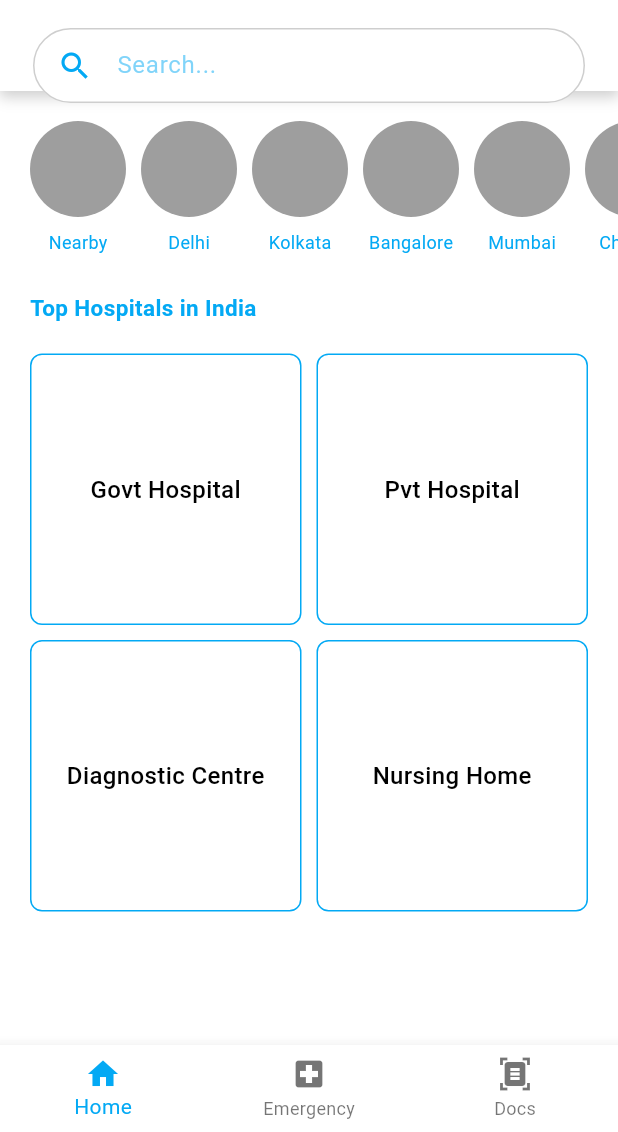
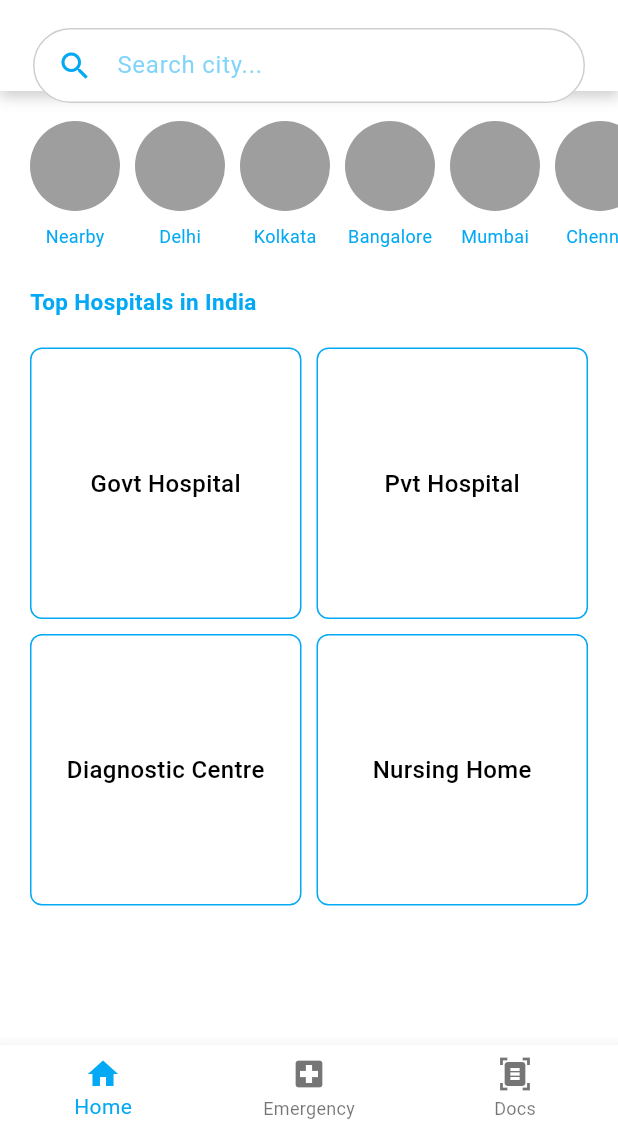
Before and after one commit to s-sammm-y/find-my-health, a Flutter app: the screen it shows after launch, on a phone screen of 412 x 824 dp, the part 104-1236 px from its top. Run offline on Flutter 3.47's test engine with Material 3 defaults, Android fonts, the light colour scheme and no system bars.

Commit message:
added search bar functionality

```diff
--- a/App/health_sync/lib/screens/first_screen.dart
+++ b/App/health_sync/lib/screens/first_screen.dart
@@ -1,4 +1,6 @@
 import 'package:flutter/material.dart';
+import 'package:health_sync/first_screen_widgets/city_hospital_list.dart';
+ // Import the CityHospitalList page
 
 class FirstScreen extends StatefulWidget {
   const FirstScreen({super.key});
@@ -8,33 +10,31 @@ class FirstScreen extends StatefulWidget {
 }
 
 class _FirstScreenState extends State<FirstScreen> {
-  int? selectedButtonIndex; // To track the selected button index (only one can be selected)
+  int? selectedButtonIndex;
 
-  // Method to handle button selection
   void _onButtonTap(int index) {
     setState(() {
-      selectedButtonIndex = index; // Update the selected button index
+      selectedButtonIndex = index;
     });
   }
 
   @override
   Widget build(BuildContext context) {
     return Container(
-      color: Colors.white, // Set background color to white
+      color: Colors.white,
       child: SingleChildScrollView(
         child: Column(
           children: [
-            // Circle Avatars Row with scrollable functionality
             const Padding(
               padding: EdgeInsets.symmetric(vertical: 20.0),
               child: SingleChildScrollView(
-                scrollDirection: Axis.horizontal, // Enable horizontal scrolling
+                scrollDirection: Axis.horizontal,
                 child: Row(
-                  mainAxisAlignment: MainAxisAlignment.start, // Align items to the start
+                  mainAxisAlignment: MainAxisAlignment.start,
                   children: [
-                    SizedBox(width: 20), // Add padding at the start
+                    SizedBox(width: 20),
                     CityOption(iconLabel: 'Nearby'),
-                    SizedBox(width: 10), // Add space between items
+                    SizedBox(width: 10),
                     CityOption(iconLabel: 'Delhi'),
                     SizedBox(width: 10),
                     CityOption(iconLabel: 'Kolkata'),
@@ -48,14 +48,12 @@ class _FirstScreenState extends State<FirstScreen> {
                     CityOption(iconLabel: 'Hyderabad'),
                     SizedBox(width: 10),
                     CityOption(iconLabel: 'Ahmedabad'),
-                    SizedBox(width: 20), // Add padding at the end
+                    SizedBox(width: 20),
                   ],
                 ),
               ),
             ),
-            const SizedBox(height: 5), // Add space between the two sections
-
-            // Title for the Hospital Options
+            const SizedBox(height: 5),
             const Padding(
               padding: EdgeInsets.symmetric(horizontal: 20.0),
               child: Align(
@@ -70,17 +68,15 @@ class _FirstScreenState extends State<FirstScreen> {
                 ),
               ),
             ),
-            const SizedBox(height: 20), // Space below the title
-
-            // Hospital Options Buttons
+            const SizedBox(height: 20),
             Padding(
               padding: const EdgeInsets.symmetric(horizontal: 20.0),
               child: GridView.count(
-                shrinkWrap: true, // Needed to avoid unbounded height errors
-                crossAxisCount: 2, // 2 buttons per row
+                shrinkWrap: true,
+                crossAxisCount: 2,
                 crossAxisSpacing: 10,
                 mainAxisSpacing: 10,
-                physics: const NeverScrollableScrollPhysics(), // Disable grid scrolling
+                physics: const NeverScrollableScrollPhysics(),
                 children: [
                   _buildSelectableButton('Govt Hospital', 0),
                   _buildSelectableButton('Pvt Hospital', 1),
@@ -95,11 +91,10 @@ class _FirstScreenState extends State<FirstScreen> {
     );
   }
 
-  // Widget for building a selectable button
   Widget _buildSelectableButton(String label, int index) {
-    bool isSelected = selectedButtonIndex == index; // Check if this button is selected
+    bool isSelected = selectedButtonIndex == index;
     return GestureDetector(
-      onTap: () => _onButtonTap(index), // Handle button tap
+      onTap: () => _onButtonTap(index),
       child: Container(
         decoration: BoxDecoration(
           color: isSelected ? Colors.lightBlue : Colors.white,
@@ -125,22 +120,34 @@ class _FirstScreenState extends State<FirstScreen> {
 // Custom widget to represent each city option
 class CityOption extends StatelessWidget {
   final String iconLabel;
+
   const CityOption({required this.iconLabel, super.key});
 
   @override
   Widget build(BuildContext context) {
-    return Column(
+    return GestureDetector(
+      onTap: () {
+        // Navigate to the CityHospitalList page for any selected city
+        Navigator.push(
+          context,
+          MaterialPageRoute(
+            builder: (context) => CityHospitalList(cityName: iconLabel),
+          ),
+        );
+      },
+      child: Column(
         children: [
           const CircleAvatar(
-          radius: 32, // Size of the circular avatar
-          backgroundColor: Colors.grey, // Placeholder color
+            radius: 30,
+            backgroundColor: Colors.grey,
           ),
-        const SizedBox(height: 8), // Space between the circle and the text
+          const SizedBox(height: 8),
           Text(
             iconLabel,
             style: const TextStyle(fontSize: 12, color: Colors.lightBlue),
           ),
         ],
+      ),
     );
   }
 }
--- a/App/health_sync/lib/screens/general.dart
+++ b/App/health_sync/lib/screens/general.dart
@@ -1,7 +1,9 @@
 import 'package:flutter/material.dart';
 import 'package:health_sync/Profile/drawer_slider.dart';
+import 'package:health_sync/first_screen_widgets/city_hospital_list.dart';
 import 'package:health_sync/screens/first_screen.dart';
 import 'package:health_sync/screens/second_screen.dart';
+ // Import the CityHospitalList page
 
 class GeneralScreen extends StatefulWidget {
   const GeneralScreen({super.key});
@@ -32,7 +34,6 @@ class _GeneralScreenState extends State<GeneralScreen> {
       body: _buildBody(),
 
       // Bottom Bar Navigation Implementation
-
       bottomNavigationBar: BottomNavigationBar(
         backgroundColor: Colors.white,
         items: const <BottomNavigationBarItem>[
@@ -53,9 +54,9 @@ class _GeneralScreenState extends State<GeneralScreen> {
         selectedItemColor: Colors.lightBlue,
         onTap: _onItemTapped,
       ),
-
     );
   }
+
   Widget _buildBody() {
     switch (_selectedIndex) {
       case 0:
@@ -71,8 +72,15 @@ class _GeneralScreenState extends State<GeneralScreen> {
 }
 
 // Top bar implementation
-class TopBar extends StatelessWidget {
+class TopBar extends StatefulWidget {
   const TopBar({super.key});
+
+  @override
+  State<TopBar> createState() => _TopBarState();
+}
+
+class _TopBarState extends State<TopBar> {
+  final TextEditingController _searchController = TextEditingController(); // To control the input text
 
   @override
   Widget build(BuildContext context) {
@@ -135,12 +143,24 @@ class TopBar extends StatelessWidget {
               child: Padding(
                 padding: const EdgeInsets.symmetric(horizontal: 15.0),
                 child: TextField(
+                  controller: _searchController, // Attach the controller to capture user input
                   decoration: InputDecoration(
-                    hintText: 'Search...',
+                    hintText: 'Search city...',
                     hintStyle: TextStyle(color: Colors.lightBlue.withOpacity(0.5)),
                     border: InputBorder.none,
-                    icon:const Icon(Icons.search, color: Colors.lightBlue),
+                    icon: const Icon(Icons.search, color: Colors.lightBlue),
                   ),
+                  onSubmitted: (String cityName) {
+                    if (cityName.isNotEmpty) {
+                      // Navigate to CityHospitalList with the entered city name
+                      Navigator.push(
+                        context,
+                        MaterialPageRoute(
+                          builder: (context) => CityHospitalList(cityName: cityName),
+                        ),
+                      );
+                    }
+                  },
                 ),
               ),
             ),
```
Also changed, not shown: App/health_sync/lib/first_screen_widgets/city_hospital_list.dart (+37 -0 lines). Lines whose indentation alone changed are shown as unchanged.
